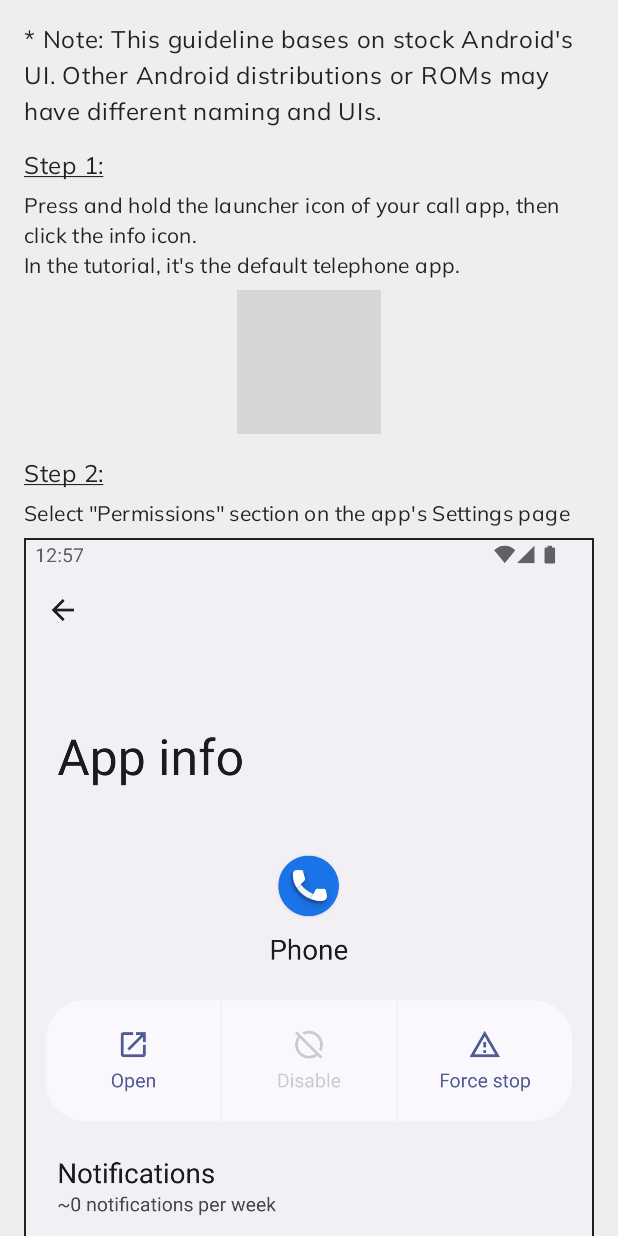
After one commit to duyphuong5126/NonoRecorder, an Android app built with Jetpack Compose: the composable CallAppPermissions shown on its own in the app's theme, on a phone screen of 412 x 824 dp. The commit adds this screen. Run offline under Robolectric (Android 15) with nearby library versions, the phone set to English and light mode, and no system bars; our stand-ins replace Dagger/Hilt's generated code, Timber; grey boxes are pictures that could not be loaded.

Commit message:
Add tutorial page for call app's permissions

```diff
--- /dev/null
+++ b/app/src/main/java/com/nonoka/nonorecorder/feature/tutorials/CallAppPermissions.kt
@@ -0,0 +1,198 @@
+package com.nonoka.nonorecorder.feature.tutorials
+
+import androidx.compose.foundation.Image
+import androidx.compose.foundation.border
+import androidx.compose.foundation.layout.Box
+import androidx.compose.foundation.layout.Column
+import androidx.compose.foundation.layout.fillMaxWidth
+import androidx.compose.foundation.layout.height
+import androidx.compose.foundation.layout.padding
+import androidx.compose.foundation.layout.size
+import androidx.compose.foundation.lazy.LazyColumn
+import androidx.compose.material3.MaterialTheme
+import androidx.compose.material3.Text
+import androidx.compose.runtime.Composable
+import androidx.compose.ui.Alignment
+import androidx.compose.ui.Modifier
+import androidx.compose.ui.graphics.ColorFilter
+import androidx.compose.ui.res.painterResource
+import androidx.compose.ui.text.style.TextDecoration
+import com.nonoka.nonorecorder.R
+import com.nonoka.nonorecorder.constant.Colors
+import com.nonoka.nonorecorder.constant.Dimens
+
+@Composable
+fun CallAppPermissions(
+    header: @Composable () -> Unit,
+) {
+    LazyColumn(
+        modifier = Modifier.padding(horizontal = Dimens.normalSpace)
+    ) {
+        item {
+            header()
+        }
+
+        item {
+            Box(modifier = Modifier.height(Dimens.normalSpace))
+        }
+
+        //========================================================
+        item {
+            Text(
+                text = "* Note: This guideline bases on stock Android\'s UI. Other Android distributions or ROMs may have different naming and UIs.",
+                style = MaterialTheme.typography.bodyLarge,
+            )
+        }
+
+        // =====================================================================
+        item {
+            Box(modifier = Modifier.height(Dimens.normalSpace))
+        }
+
+        item {
+            Text(
+                text = "Step 1:",
+                style = MaterialTheme.typography.bodyLarge,
+                textDecoration = TextDecoration.Underline,
+            )
+        }
+
+        item {
+            Box(modifier = Modifier.height(Dimens.mediumSpace))
+        }
+
+        item {
+            Text(
+                text = "Press and hold the launcher icon of your call app, then click the info icon.\nIn the tutorial, it's the default telephone app.",
+                style = MaterialTheme.typography.bodyMedium
+            )
+        }
+
+        item {
+            Box(modifier = Modifier.height(Dimens.mediumSpace))
+        }
+
+        item {
+            Column(
+                modifier = Modifier.fillMaxWidth(),
+                horizontalAlignment = Alignment.CenterHorizontally,
+            ) {
+                Image(
+                    painter = painterResource(id = R.drawable.call_app_permissions_1),
+                    contentDescription = "Phone and recording permissions guild: Step 1",
+                    modifier = Modifier.border(
+                        width = Dimens.tinySpace,
+                        color = MaterialTheme.colorScheme.onBackground,
+                    )
+                )
+            }
+        }
+
+        // =====================================================================
+        item {
+            Box(modifier = Modifier.height(Dimens.normalSpace))
+        }
+
+        item {
+            Text(
+                text = "Step 2:",
+                style = MaterialTheme.typography.bodyLarge,
+                textDecoration = TextDecoration.Underline,
+            )
+        }
+
+        item {
+            Box(modifier = Modifier.height(Dimens.mediumSpace))
+        }
+
+        item {
+            Text(
+                text = "Select \"Permissions\" section on the app's Settings page",
+                style = MaterialTheme.typography.bodyMedium
+            )
+        }
+
+        item {
+            Box(modifier = Modifier.height(Dimens.mediumSpace))
+        }
+
+        item {
+            Column(
+                modifier = Modifier.fillMaxWidth(),
+                horizontalAlignment = Alignment.CenterHorizontally,
+            ) {
+                Image(
+                    painter = painterResource(id = R.drawable.call_app_permissions_2),
+                    contentDescription = "Phone and recording permissions guild: Step 2",
+                    modifier = Modifier.border(
+                        width = Dimens.tinySpace,
+                        color = MaterialTheme.colorScheme.onBackground,
+                    )
+                )
+            }
+        }
+
+        item {
+            Box(modifier = Modifier.height(Dimens.normalSpace))
+        }
+
+        item {
+            Text(
+                text = "Step 3:",
+                style = MaterialTheme.typography.bodyLarge,
+                textDecoration = TextDecoration.Underline,
+            )
+        }
+
+        item {
+            Box(modifier = Modifier.height(Dimens.mediumSpace))
+        }
+
+        item {
+            Text(
+                text = "Make sure to grant the following permissions: Recording and Phone",
+                style = MaterialTheme.typography.bodyMedium
+            )
+        }
+
+        item {
+            Box(modifier = Modifier.height(Dimens.mediumSpace))
+        }
+
+        item {
+            Column(
+                modifier = Modifier.fillMaxWidth(),
+                horizontalAlignment = Alignment.CenterHorizontally,
+            ) {
+                Box(modifier = Modifier.fillMaxWidth()) {
+                    Image(
+                        painter = painterResource(id = R.drawable.call_app_permissions_3),
+                        contentDescription = "Phone and recording permissions guild: Step 3",
+                        modifier = Modifier.border(
+                            width = Dimens.tinySpace,
+                            color = MaterialTheme.colorScheme.onBackground,
+                        )
+                    )
+
+                    Column(
+                        modifier = Modifier
+                            .align(alignment = Alignment.BottomCenter),
+                    ) {
+                        Image(
+                            painter = painterResource(id = R.drawable.ic_thumbs_up_solid_24dp),
+                            contentDescription = "Well done",
+                            colorFilter = ColorFilter.tint(Colors.successColor),
+                            modifier = Modifier
+                                .size(Dimens.tutorialThumbsUpIconSize)
+                        )
+                        Box(modifier = Modifier.height(Dimens.ultraLargeSpace))
+                    }
+                }
+            }
+        }
+
+        item {
+            Box(modifier = Modifier.height(Dimens.largeSpace))
+        }
+    }
+}
--- a/app/src/main/java/com/nonoka/nonorecorder/feature/tutorials/TutorialActivity.kt
+++ b/app/src/main/java/com/nonoka/nonorecorder/feature/tutorials/TutorialActivity.kt
@@ -110,6 +110,11 @@ class TutorialActivity : AppCompatActivity() {
                                 TutorialHeader(tutorialMode = mode)
                             },
                         )
+                        TutorialMode.CallAppPermissions -> CallAppPermissions(
+                            header = {
+                                TutorialHeader(tutorialMode = mode)
+                            },
+                        )
                     }
                 }
             }
@@ -147,6 +152,7 @@ class TutorialActivity : AppCompatActivity() {
             TutorialMode.AppearsOnTop -> "Display over other apps\npermission"
             TutorialMode.Recording -> "Recording permission"
             TutorialMode.Accessibility -> "Accessibility permission"
+            TutorialMode.CallAppPermissions -> "Phone and Recording\npermissions for call apps"
         }
     }
 }
--- a/app/src/main/java/com/nonoka/nonorecorder/feature/tutorials/TutorialMode.kt
+++ b/app/src/main/java/com/nonoka/nonorecorder/feature/tutorials/TutorialMode.kt
@@ -1,7 +1,7 @@
 package com.nonoka.nonorecorder.feature.tutorials
 
 enum class TutorialMode(val modeId: Int) {
-    AppearsOnTop(1), Recording(2), Accessibility(3);
+    AppearsOnTop(1), Recording(2), Accessibility(3), CallAppPermissions(4);
 
     companion object {
         fun fromModeId(modeId: Int): TutorialMode {
```
Also changed, not shown: app/src/main/java/com/nonoka/nonorecorder/feature/main/home/HomePage.kt (+87 -1 lines), app/src/main/res/drawable/call_app_permissions_2.png (added), app/src/main/res/drawable/call_app_permissions_3.png (added), 1 other file.
